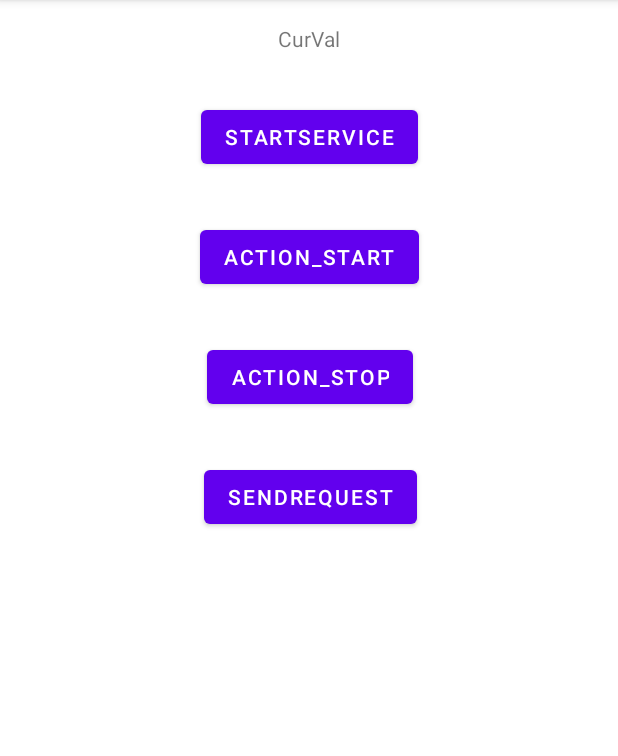
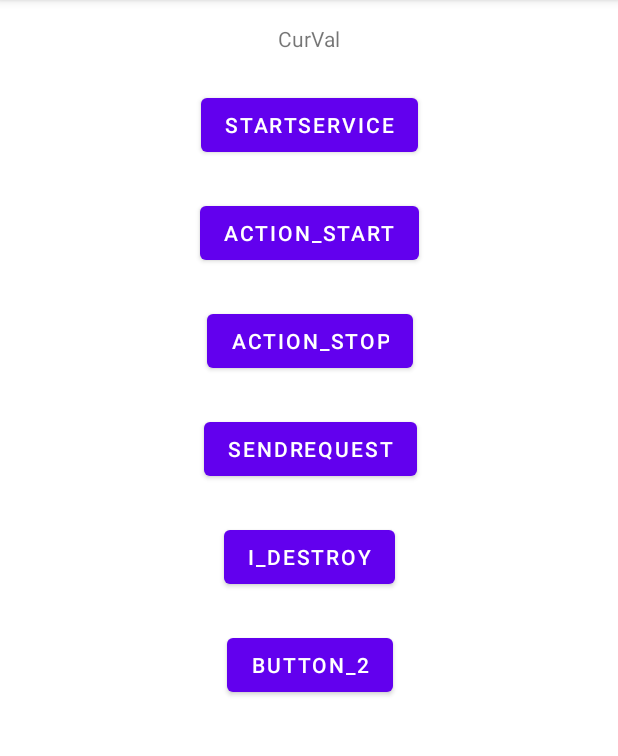
Before and after one commit to Bob-VK/tryActivity_Service, an Android app: the screen it shows after launch (MainActivity), after a tap on "ACTION_START", on a phone screen of 412 x 824 dp, the part 84-840 px from its top. Run offline under Robolectric (Android 15) with nearby library versions, the phone set to English and light mode, and no system bars.

Commit message:
NOTIFY, старт их сервиса activity

```diff
--- a/app/src/main/java/ru/bob/tryactivity_service/MainActivity.java
+++ b/app/src/main/java/ru/bob/tryactivity_service/MainActivity.java
@@ -39,6 +39,7 @@ public class MainActivity extends AppCompatActivity {
         super.onDestroy();
         unregisterReceiver(mMyBroadcastReceiver);
         ServiceTst_StateReqwest_E.UnregisterService();
+        sendBroadcast(ServiceTst_StateReqwest_E.ActivityDestroy_I);
     }
 
     @Override
@@ -71,23 +72,26 @@ public class MainActivity extends AppCompatActivity {
 
     public void onMyButtonClick(View view){
         switch (view.getId()){
-            case R.id.startService:
+            case R.id.startService:{
                 InittService();
                 startService(myIntentService_Count);
-                break;
-            case R.id.ACTION_Start:
+                break;}
+            case R.id.ACTION_Start:{
                     sendBroadcast(Intent_ACTION_Start);
-                break;
-            case R.id.ACTION_Stop:
+                break;}
+            case R.id.ACTION_Stop:{
                    sendBroadcast(Intent_ACTION_Stop);
-                break;
-            case R.id.SendRequest:
+                break;}
+            case R.id.SendRequest:{
                 ServiceTst_StateReqwest_E.SendRequest();
 /*
                 boolean cc = bindService(myIntentService_Count, sConn, 0);
                 Log.d("--cc--",String.valueOf(cc));
 */
-                 break;
+                 break;}
+            case R.id.I_destroy:{
+                sendBroadcast(ServiceTst_StateReqwest_E.ActivityDestroy_I);
+                break;}
                 }//switch (view.getId())
 
     }//public void onMyButtonClick(View view
--- a/app/src/main/java/ru/bob/tryactivity_service/ServiceTstStateRequest.java
+++ b/app/src/main/java/ru/bob/tryactivity_service/ServiceTstStateRequest.java
@@ -1,5 +1,6 @@
 package ru.bob.tryactivity_service;
 
+import android.app.IntentService;
 import android.content.BroadcastReceiver;
 import android.content.Context;
 import android.content.Intent;
@@ -10,6 +11,19 @@ import androidx.appcompat.app.AppCompatActivity;
 public  class ServiceTstStateRequest {
     public static final String StateRunRequest = "ru.bob.tryactivity_service.action.StateRunRequest";
     public static final String StateRunResponse = "ru.bob.tryactivity_service.action.StateRunResponse";
+//    public static final String ActivityStarted = "ru.bob.tryactivity_service.action.ActivityStarted";
+    public static final String ActivityDestroy = "ru.bob.tryactivity_service.action.ActivityDestroy";
+    public Intent ActivityDestroy_I = new Intent(ActivityDestroy).addCategory(Intent.CATEGORY_DEFAULT);
+
+
+    public static final int pause_send = 500;// частота свежих данных
+    boolean IntentService_started = false;
+    // Идентификатор уведомления
+    public static final int NOTIFY_ID = 101;
+
+    // Идентификатор канала
+    public static String CHANNEL_ID = "Cat channel";
+
     private AppCompatActivity AppCompatActivity_E;
     BroadcastReceiver_ServiceTst BroadcastReceiver_ServiceTst_E = new BroadcastReceiver_ServiceTst();
     public ServiceTstStateRequest(AppCompatActivity AppCompatActivity_p) {
--- a/app/src/main/res/layout/activity_main.xml
+++ b/app/src/main/res/layout/activity_main.xml
@@ -10,7 +10,7 @@
         android:id="@+id/startService"
         android:layout_width="wrap_content"
         android:layout_height="wrap_content"
-        android:layout_marginTop="32dp"
+        android:layout_marginTop="24dp"
         android:clickable="true"
         android:onClick="onMyButtonClick"
         android:text="startService"
@@ -32,7 +32,7 @@
         android:id="@+id/ACTION_Start"
         android:layout_width="wrap_content"
         android:layout_height="wrap_content"
-        android:layout_marginTop="32dp"
+        android:layout_marginTop="24dp"
         android:onClick="onMyButtonClick"
         android:text="ACTION_Start"
         app:layout_constraintEnd_toEndOf="@+id/startService"
@@ -43,7 +43,7 @@
         android:id="@+id/ACTION_Stop"
         android:layout_width="wrap_content"
         android:layout_height="wrap_content"
-        android:layout_marginTop="32dp"
+        android:layout_marginTop="24dp"
         android:onClick="onMyButtonClick"
         android:text="ACTION_Stop"
         app:layout_constraintEnd_toEndOf="@+id/ACTION_Start"
@@ -54,10 +54,32 @@
         android:id="@+id/SendRequest"
         android:layout_width="wrap_content"
         android:layout_height="wrap_content"
-        android:layout_marginTop="32dp"
+        android:layout_marginTop="24dp"
         android:onClick="onMyButtonClick"
         android:text="SendRequest"
         app:layout_constraintEnd_toEndOf="@+id/ACTION_Stop"
         app:layout_constraintStart_toStartOf="@+id/ACTION_Stop"
         app:layout_constraintTop_toBottomOf="@+id/ACTION_Stop" />
+
+    <Button
+        android:id="@+id/I_destroy"
+        android:layout_width="wrap_content"
+        android:layout_height="wrap_content"
+        android:layout_marginTop="24dp"
+        android:onClick="onMyButtonClick"
+        android:text="I_destroy"
+        app:layout_constraintEnd_toEndOf="@+id/startService"
+        app:layout_constraintStart_toStartOf="@+id/startService"
+        app:layout_constraintTop_toBottomOf="@+id/SendRequest" />
+
+    <Button
+        android:id="@+id/button_2"
+        android:layout_width="wrap_content"
+        android:layout_height="wrap_content"
+        android:layout_marginTop="24dp"
+        android:onClick="onMyButtonClick"
+        android:text="button_2"
+        app:layout_constraintEnd_toEndOf="@+id/I_destroy"
+        app:layout_constraintStart_toStartOf="@+id/I_destroy"
+        app:layout_constraintTop_toBottomOf="@+id/I_destroy" />
 </androidx.constraintlayout.widget.ConstraintLayout>
```
Also changed, not shown: app/src/main/java/ru/bob/tryactivity_service/MyIntentService_Count.java (+35 -1 lines), app/src/debug/res/drawable-hdpi/ic_gnome_power.png (added), app/src/debug/res/drawable-mdpi/ic_gnome_power.png (added), app/src/debug/res/drawable-xhdpi/ic_gnome_power.png (added), app/src/debug/res/drawable-xxhdpi/ic_gnome_power.png (added), app/src/debug/res/drawable-xxxhdpi/ic_gnome_power.png (added).
